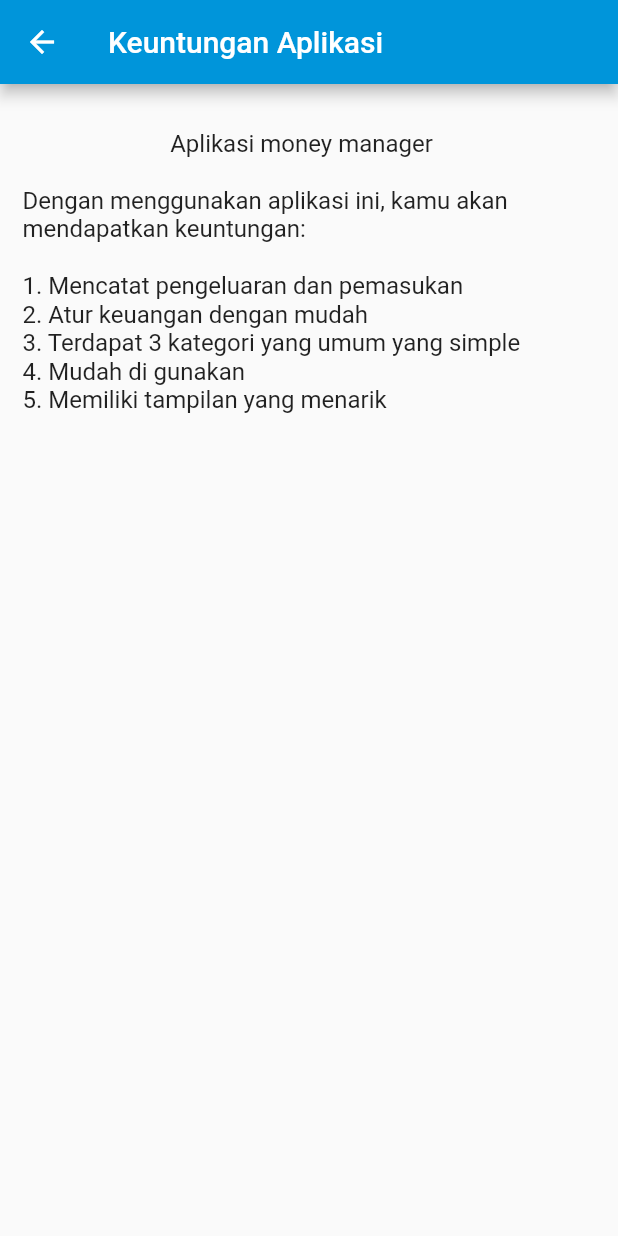
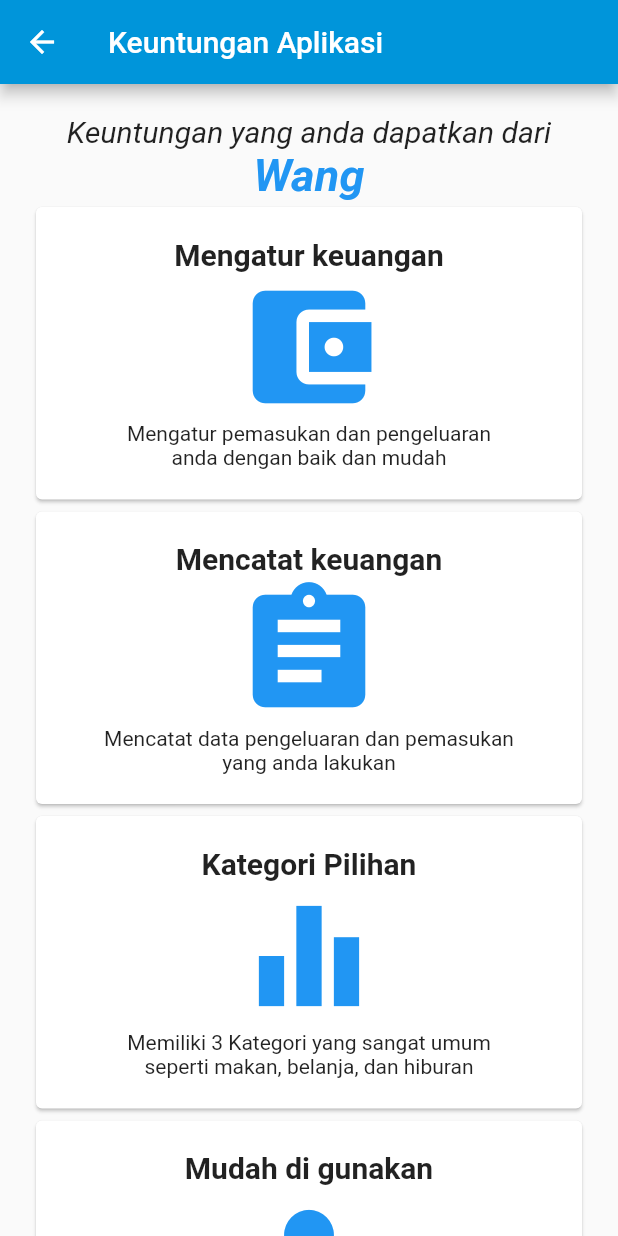
Before and after one commit to nadiacarrisa/CekWallet, a Flutter app: the Keuntungan screen opened by its route, on a phone screen of 412 x 824 dp. Run offline on Flutter 3.47's test engine with Material 2 defaults, Android fonts, the phone set to English and light mode, and no system bars; our stand-ins replace bubble_tab_indicator, flutter_masked_text, flutter_money_formatter, sqflite; missing offline and left inert: moneytextformfield; accounts and stored records are empty.

Commit message:
Keuntungan

```diff
--- /dev/null
+++ b/lib/Keuntungan.dart
@@ -0,0 +1,93 @@
+import 'package:flutter/material.dart';
+
+class Keuntungan extends StatelessWidget{
+  @override
+  Widget build(BuildContext context) {
+    return new Scaffold(
+        appBar: new AppBar(
+          backgroundColor: Color.fromRGBO(0, 149, 218, 1),
+          title: Text("Keuntungan Aplikasi"),
+        ),
+        body: new ListView(
+          children: <Widget>[
+            Padding(
+              padding: EdgeInsets.all(20),
+              child: Center(
+                child: Column(
+                  children: <Widget>[
+                    Text("Keuntungan yang anda dapatkan dari", style: TextStyle(fontSize: 20, fontStyle: FontStyle.italic),),
+                    Text("Wang", style: TextStyle(fontSize: 30, fontWeight: FontWeight.bold, color: Colors.blue, fontStyle: FontStyle.italic),),
+                    Card(
+                      child: Padding(
+                        padding: EdgeInsets.all(20),
+                        child: Column(
+                          children: <Widget>[
+                            Container(width: 400,height:0),
+                            Text("Mengatur keuangan", style: TextStyle(fontSize: 20, fontWeight: FontWeight.bold),),
+                            Icon(Icons.account_balance_wallet, size: 100, color: Colors.blue,),
+                            Text("Mengatur pemasukan dan pengeluaran\nanda dengan baik dan mudah", textAlign: TextAlign.center,)
+                          ],
+                        ),
+                      )
+                    ),
+                    Card(
+                      child: Padding(
+                        padding: EdgeInsets.all(20),
+                        child: Column(
+                          children: <Widget>[
+                            Container(width: 400,height:0),
+                            Text("Mencatat keuangan", style: TextStyle(fontSize: 20, fontWeight: FontWeight.bold),),
+                            Icon(Icons.assignment, size: 100, color: Colors.blue,),
+                            Text("Mencatat data pengeluaran dan pemasukan\nyang anda lakukan", textAlign: TextAlign.center,)
+                          ],
+                        ),
+                      )
+                    ),
+                    Card(
+                      child: Padding(
+                        padding: EdgeInsets.all(20),
+                        child: Column(
+                          children: <Widget>[
+                            Container(width: 400,height:0),
+                            Text("Kategori Pilihan", style: TextStyle(fontSize: 20, fontWeight: FontWeight.bold),),
+                            Icon(Icons.equalizer, size: 100, color: Colors.blue,),
+                            Text("Memiliki 3 Kategori yang sangat umum\nseperti makan, belanja, dan hiburan", textAlign: TextAlign.center,)
+                          ],
+                        ),
+                      )
+                    ),
+                    Card(
+                      child: Padding(
+                        padding: EdgeInsets.all(20),
+                        child: Column(
+                          children: <Widget>[
+                            Container(width: 400,height:0),
+                            Text("Mudah di gunakan", style: TextStyle(fontSize: 20, fontWeight: FontWeight.bold),),
+                            Icon(Icons.person, size: 100, color: Colors.blue,),
+                            Text("Mudah di gunakan oleh segala kalangan\nseperti anak muda, dan orang tua", textAlign: TextAlign.center,)
+                          ],
+                        ),
+                      )
+                    ),
+                    Card(
+                        child: Padding(
+                          padding: EdgeInsets.all(20),
+                          child: Column(
+                            children: <Widget>[
+                              Container(width: 400,height:0),
+                              Text("Aman dan Rahasia", style: TextStyle(fontSize: 20, fontWeight: FontWeight.bold),),
+                              Icon(Icons.lock, size: 100, color: Colors.blue,),
+                              Text("Sangat aman, karena di menggunakan pin\nagar tidak sembarangan orang melihat data anda", textAlign: TextAlign.center,)
+                            ],
+                          ),
+                        )
+                    ),
+                  ],
+                ),
+              )
+            )
+          ],
+        )
+    );
+  }
+}
--- a/lib/Settings.dart
+++ b/lib/Settings.dart
@@ -51,73 +51,3 @@ class Settings extends StatelessWidget{
     );
   }
 }
-
-class Tentang extends StatelessWidget{
-  @override
-  Widget build(BuildContext context) {
-    return new Scaffold(
-        appBar: new AppBar(
-          backgroundColor: Color.fromRGBO(0, 149, 218, 1),
-          title: Text("Tentang"),
-        ),
-        body: new Container(
-          child: Padding(
-            padding: EdgeInsets.only(top: 30.0, right: 25.0, left: 15.0),
-            child: Column(
-
-              children: <Widget>[
-                Text(
-                  'Aplikasi money manager'
-                      '\naplikasi ini dibuat untuk memenuhi tugas pertama dalama matakuliah'
-                      '\npemrograman hybrid\n\n'
-                      '\nyang dibuat oleh:\n'
-                      '\nWilhelmus Krisvan\t71170144'
-                      '\nStephanie Nadia\t71170145'
-                      '\nHandi Hermawan\t71170146\n',
-                  style: TextStyle(fontSize: 16, ),
-                  textAlign: TextAlign.center,
-                )
-              ],
-            )
-          )
-        )
-    );
-  }
-}
-
-class Keuntungan extends StatelessWidget{
-  @override
-  Widget build(BuildContext context) {
-    return new Scaffold(
-        appBar: new AppBar(
-          backgroundColor: Color.fromRGBO(0, 149, 218, 1),
-          title: Text("Keuntungan Aplikasi"),
-        ),
-        body: new Container(
-            child: Padding(
-                padding: EdgeInsets.only(top: 30.0, right: 25.0, left: 15.0),
-                child: Column(
-
-                  children: <Widget>[
-                    Text(
-                      'Aplikasi money manager\n',
-                      style: TextStyle(fontSize: 16, ),
-                      textAlign: TextAlign.center,
-                    ),
-                    Text(
-                          'Dengan menggunakan aplikasi ini, kamu akan mendapatkan keuntungan:\n'
-                          '\n1. Mencatat pengeluaran dan pemasukan'
-                          '\n2. Atur keuangan dengan mudah'
-                          '\n3. Terdapat 3 kategori yang umum yang simple'
-                          '\n4. Mudah di gunakan'
-                          '\n5. Memiliki tampilan yang menarik',
-                      style: TextStyle(fontSize: 16, ),
-                      textAlign: TextAlign.start,
-                    )
-                  ],
-                )
-            )
-        )
-    );
-  }
-}
--- /dev/null
+++ b/lib/Tentang.dart
@@ -0,0 +1,34 @@
+import 'package:flutter/material.dart';
+
+class Tentang extends StatelessWidget{
+  @override
+  Widget build(BuildContext context) {
+    return new Scaffold(
+        appBar: new AppBar(
+          backgroundColor: Color.fromRGBO(0, 149, 218, 1),
+          title: Text("Tentang"),
+        ),
+        body: new Container(
+            child: Padding(
+                padding: EdgeInsets.only(top: 30.0, right: 25.0, left: 15.0),
+                child: Column(
+
+                  children: <Widget>[
+                    Text(
+                      'Aplikasi money manager'
+                          '\naplikasi ini dibuat untuk memenuhi tugas pertama dalama matakuliah'
+                          '\npemrograman hybrid\n\n'
+                          '\nyang dibuat oleh:\n'
+                          '\nWilhelmus Krisvan\t71170144'
+                          '\nStephanie Nadia\t71170145'
+                          '\nHandi Hermawan\t71170146\n',
+                      style: TextStyle(fontSize: 16, ),
+                      textAlign: TextAlign.center,
+                    )
+                  ],
+                )
+            )
+        )
+    );
+  }
+}
--- a/lib/main.dart
+++ b/lib/main.dart
@@ -1,5 +1,7 @@
 import 'package:flutter/material.dart';
+import 'package:money_management/Keuntungan.dart';
 import 'package:money_management/Settings.dart';
+import 'package:money_management/Tentang.dart';
 import 'PinPage.dart';
 import 'SetPin.dart';
 import 'UbahLimit.dart';
```
